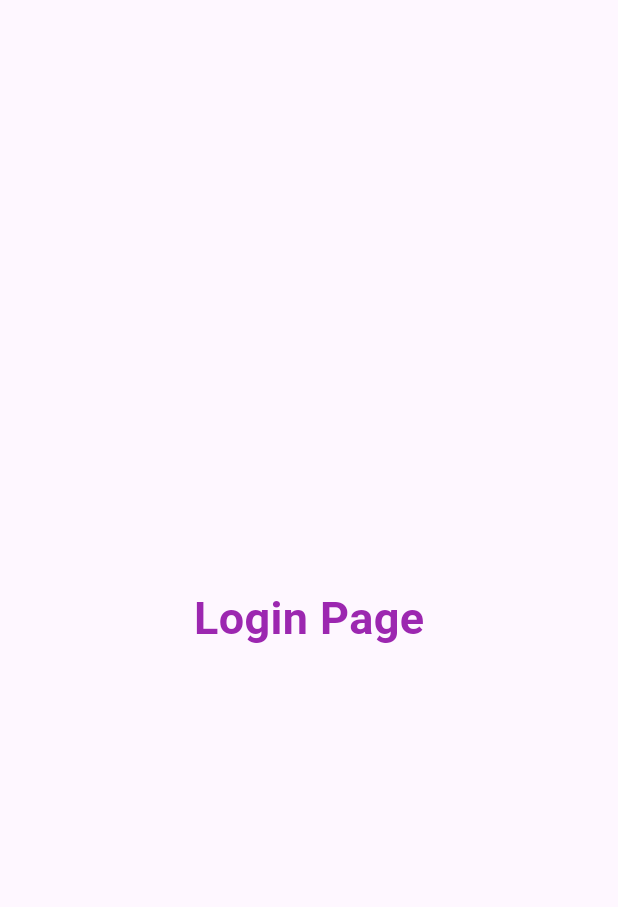
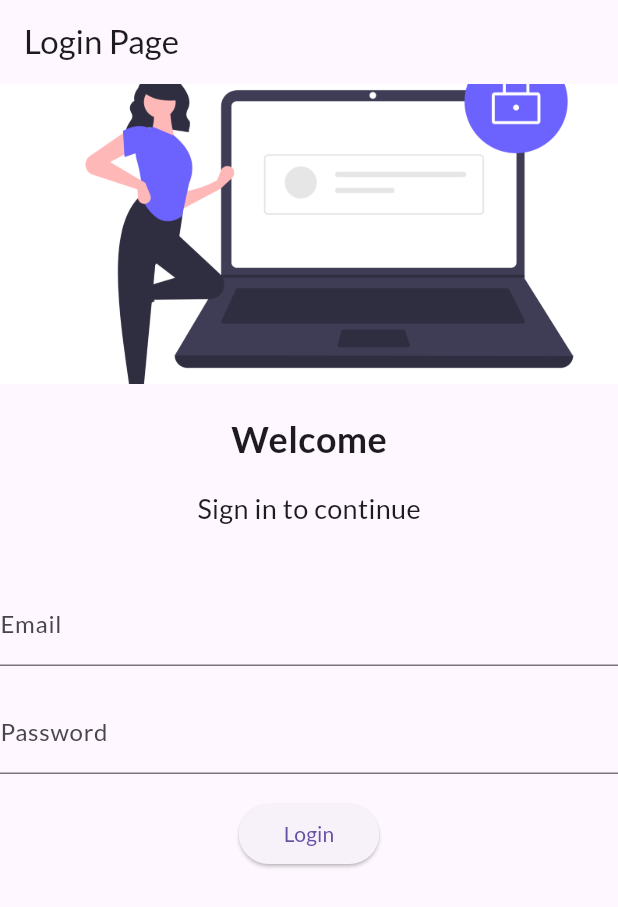
Before and after one commit to Rajan3208/flutter_application_1, a Flutter app: the screen it shows after launch, on a phone screen of 412 x 824 dp. Shown: the top 907 px of the screen. Run offline on Flutter 3.47's test engine with Material 3 defaults, Android fonts, the phone set to English and light mode, and no system bars; our stand-ins replace google_fonts.

Commit message:
Day 4 Task Completed

```diff
--- a/lib/main.dart
+++ b/lib/main.dart
@@ -1,5 +1,5 @@
 import 'package:flutter/material.dart';
-import 'package:flutter/widgets.dart';
+import 'package:google_fonts/google_fonts.dart';
 import 'package:flutter_application_1/pages/home_page.dart';
 import 'package:flutter_application_1/pages/login_page.dart';
 
@@ -13,14 +13,15 @@ class MyApp extends StatelessWidget {
   @override
   Widget build(BuildContext context) {
     return MaterialApp(
+      debugShowCheckedModeBanner: false, // Removes the debug banner
       theme: ThemeData(
-        brightness: Brightness.light,
         primarySwatch: Colors.purple,
+        fontFamily: GoogleFonts.lato().fontFamily,
       ),
       routes: {
-        "/":(context) => LoginPage(),
-        "/home":(context)=>Homepage(),
-        "/login":(context)=>LoginPage(),
+        "/": (context) => LoginPage(),
+        "/home": (context) => Homepage(), // Fixed class name
+        "/login": (context) => LoginPage(),
       },
     );
   }
--- a/lib/pages/login_page.dart
+++ b/lib/pages/login_page.dart
@@ -1,15 +1,71 @@
 import 'package:flutter/material.dart';
-class LoginPage extends StatelessWidget{
+
+class LoginPage extends StatelessWidget {
   @override
-  Widget build(BuildContext context){
-    return Material(
-      child:Center(
-        child:Text("Login Page",
-        style: TextStyle(fontSize:30,color:Colors.purple,
-        fontWeight:FontWeight.bold),),
+  Widget build(BuildContext context) {
+    return Scaffold(
+      appBar: AppBar(
+        title: Text("Login Page"),
+      ),
+      body: SingleChildScrollView(
+        child: Column(
+          children: [
+            // Image Widget
+            Image.asset(
+              "assets/images/image_for_app.png",
+              fit: BoxFit.cover,
+              width: double.infinity,
+              height: 200,
+            ),
+            // Welcome Text
+            SizedBox(height: 20), // Adds spacing
+            Text(
+              "Welcome",
+              style: TextStyle(fontSize: 24, fontWeight: FontWeight.bold),
+            ),
+            // Subtitle Text
+            Padding(
+              padding: const EdgeInsets.symmetric(vertical: 16.0),
+              child: Text(
+                "Sign in to continue",
+                style: TextStyle(fontSize: 18),
+              ),
+            ),
+            // Add spacing for bottom alignment if needed
+            SizedBox(height: 20),
+            // Input Fields
+            Column(
+              children: [
+                TextFormField(
+                  decoration: InputDecoration(
+                    hintText: "Enter your Email",
+                    labelText: "Email",
+                  ),
+                ),
+                SizedBox(height: 16), // Adds spacing between fields
+                TextFormField(
+                  obscureText: true,
+                  decoration: InputDecoration(
+                    hintText: "Enter your Password",
+                    labelText: "Password",
+                  ),
+                ),
+                SizedBox(height: 16.0), // Adds spacing
+                ElevatedButton(
+                  child: Text("Login"),
+                  style: ElevatedButton.styleFrom(
+                    padding: EdgeInsets.symmetric(horizontal: 30.0, vertical: 10.0),
+                  ),
+                  onPressed: () {
+                    // Add login logic here
+                    print("Hi Rajan");
+                  },
+                ),
+              ],
+            ),
+          ],
+        ),
       ),
     );
-
   }
-
 }
```
Also changed, not shown: pubspec.yaml (+6 -71 lines), assets/images/image_for_app.png (added), pubspec.lock, 1 other file.
